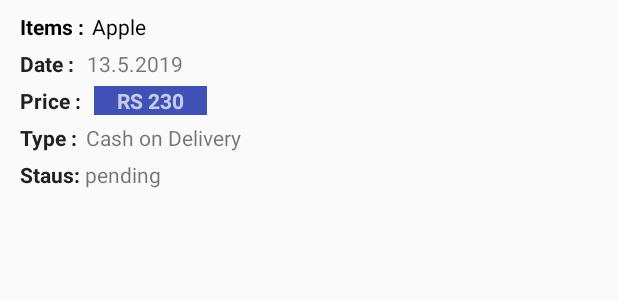
After one commit to aakashswain001/GroceBay, an Android app: the layout order_history_row.xml on its own in the app's theme, with its tools: preview values and no code run, on a phone screen of 412 x 824 dp. The commit adds this screen. Shown: the top 300 px of the screen. Run offline under Robolectric (Android 15) with nearby library versions, the phone set to English and light mode, and no system bars; network calls fail.

Commit message:
Order history complete

```diff
--- a/app/src/main/java/com/grocebay/grocebay/RegisterActivity.java
+++ b/app/src/main/java/com/grocebay/grocebay/RegisterActivity.java
@@ -124,6 +124,7 @@ public class RegisterActivity extends AppCompatActivity {
                         //hiding the progressbar after completion
                         progressBar.setVisibility(View.GONE);
                         try {
+                            Toast.makeText(RegisterActivity.this, response, Toast.LENGTH_LONG).show();
                             //converting response to json object
                             JSONObject obj = new JSONObject(response);
 
--- a/app/src/main/java/com/grocebay/grocebay/utils/URLs.java
+++ b/app/src/main/java/com/grocebay/grocebay/utils/URLs.java
@@ -2,12 +2,13 @@ package com.grocebay.grocebay.utils;
 
 public class URLs {
 
-    private static final String ROOT_URL = "http://sleepygamers.xyz/grocebay/";
+    private static final String ROOT_URL = "http://sleepygamers.xyz/grocebay";
 
 
     public static final String URL_REGISTER = ROOT_URL + "/api/user/register.php";
     public static final String URL_LOGIN = ROOT_URL + "/api/user/login.php";
     public static final String GET_PRODUCTS = ROOT_URL + "/api/products.php?apicall=get";
     public static final String ADD_ORDER = ROOT_URL + "/api/order.php?apicall=add";
+    public static final String GET_ORDERS = ROOT_URL + "/api/order.php?apicall=getuserorders&status=all&user_id=";
 
 }
--- a/app/src/main/res/layout/activity_address.xml
+++ b/app/src/main/res/layout/activity_address.xml
@@ -26,8 +26,8 @@
             android:layout_height="wrap_content"
             android:orientation="vertical"
             android:paddingLeft="24dp"
-            android:paddingTop="24dp"
-            android:paddingRight="24dp">
+            android:paddingRight="24dp"
+            android:paddingBottom="24dp">
 
             <android.support.design.widget.TextInputLayout
                 android:layout_width="match_parent"
@@ -133,7 +133,7 @@
                 android:layout_width="match_parent"
                 android:layout_height="wrap_content"
                 android:layout_marginTop="8dp"
-                android:layout_marginBottom="8dp">
+                android:layout_marginBottom="24dp">
 
                 <RadioButton
                     android:id="@+id/rb_cash"
--- /dev/null
+++ b/app/src/main/res/layout/order_history_row.xml
@@ -0,0 +1,138 @@
+<?xml version="1.0" encoding="utf-8"?>
+<LinearLayout xmlns:android="http://schemas.android.com/apk/res/android"
+    xmlns:tools="http://schemas.android.com/tools"
+    android:layout_width="match_parent"
+    android:layout_height="match_parent"
+    android:orientation="vertical">
+
+    <RelativeLayout
+        android:layout_width="match_parent"
+        android:layout_height="wrap_content"
+        android:padding="8dp">
+
+        <TextView
+            android:id="@+id/editOrderName"
+            android:layout_width="wrap_content"
+            android:layout_height="wrap_content"
+            android:layout_marginLeft="5dp"
+            android:text="Items :"
+            android:textColor="#000000"
+            android:textStyle="bold" />
+
+        <TextView
+            android:id="@+id/order_details"
+            android:layout_width="wrap_content"
+            android:layout_height="wrap_content"
+            android:layout_marginLeft="5dp"
+            android:layout_toRightOf="@+id/editOrderName"
+            android:text="Apple"
+            android:textColor="#000000" />
+
+        <TextView
+            android:id="@+id/Editorder_date"
+            android:layout_width="wrap_content"
+            android:layout_height="wrap_content"
+            android:layout_below="@id/order_details"
+            android:layout_marginLeft="5dp"
+            android:layout_marginTop="5dp"
+            android:fontFamily="sans-serif"
+            android:text="Date : "
+            android:textAppearance="@style/Base.TextAppearance.AppCompat.Small"
+            android:textColor="@color/colorPrimaryText"
+            android:textStyle="bold" />
+
+        <TextView
+            android:id="@+id/order_date"
+            android:layout_width="wrap_content"
+            android:layout_height="wrap_content"
+            android:layout_below="@id/order_details"
+            android:layout_marginLeft="5dp"
+            android:layout_marginTop="5dp"
+            android:layout_toRightOf="@+id/Editorder_date"
+            android:text="13.5.2019"
+            android:textAppearance="@style/Base.TextAppearance.AppCompat.Small" />
+
+        <TextView
+            android:id="@+id/Editorder_price"
+            android:layout_width="wrap_content"
+            android:layout_height="wrap_content"
+            android:layout_below="@id/order_date"
+            android:layout_marginLeft="5dp"
+            android:layout_marginTop="5dp"
+            android:fontFamily="sans-serif"
+            android:text="Price : "
+            android:textAppearance="@style/Base.TextAppearance.AppCompat.Small"
+            android:textColor="@color/colorPrimaryText"
+            android:textStyle="bold" />
+
+        <TextView
+            android:id="@+id/price"
+            android:layout_width="wrap_content"
+            android:layout_height="wrap_content"
+            android:layout_below="@id/order_date"
+            android:layout_marginLeft="5dp"
+            android:layout_marginTop="5dp"
+            android:layout_toRightOf="@+id/Editorder_price"
+            android:background="@color/colorPrimary"
+            android:paddingLeft="15dp"
+            android:paddingRight="15dp"
+            android:text="RS 230"
+            android:textAppearance="@style/Base.TextAppearance.AppCompat.Small.Inverse"
+            android:textStyle="bold" />
+
+        <TextView
+            android:id="@+id/Editorder_type"
+            android:layout_width="wrap_content"
+            android:layout_height="wrap_content"
+            android:layout_below="@id/price"
+            android:layout_marginLeft="5dp"
+            android:layout_marginTop="5dp"
+            android:fontFamily="sans-serif"
+            android:text="Type : "
+            android:textAppearance="@style/Base.TextAppearance.AppCompat.Small"
+            android:textColor="@color/colorPrimaryText"
+            android:textStyle="bold" />
+
+        <TextView
+            android:id="@+id/order_type"
+            android:layout_width="wrap_content"
+            android:layout_height="wrap_content"
+            android:layout_below="@id/price"
+            android:layout_marginLeft="2dp"
+            android:layout_marginTop="5dp"
+            android:layout_toRightOf="@+id/Editorder_type"
+            android:text="Cash on Delivery"
+            android:textAppearance="@style/Base.TextAppearance.AppCompat.Small" />
+
+        <TextView
+            android:id="@+id/Editdelivery_Status"
+            android:layout_width="wrap_content"
+            android:layout_height="wrap_content"
+            android:layout_below="@id/order_type"
+            android:layout_marginLeft="5dp"
+
+            android:layout_marginTop="5dp"
+            android:fontFamily="sans-serif"
+            android:text="Staus: "
+            android:textAppearance="@style/Base.TextAppearance.AppCompat.Small"
+            android:textColor="@color/colorPrimaryText"
+            android:textStyle="bold"
+            tools:ignore="UnknownId" />
+
+
+        <TextView
+            android:id="@+id/order_status"
+            android:layout_width="wrap_content"
+            android:layout_height="wrap_content"
+            android:layout_alignTop="@id/Editdelivery_Status"
+            android:layout_alignParentEnd="true"
+            android:layout_alignParentRight="true"
+            android:layout_marginEnd="25dp"
+            android:layout_marginRight="25dp"
+            android:layout_toRightOf="@+id/Editdelivery_Status"
+            android:text="pending"
+            android:textAppearance="@style/Base.TextAppearance.AppCompat.Small" />
+
+    </RelativeLayout>
+
+</LinearLayout>
```
Also changed, not shown: app/src/main/java/com/grocebay/grocebay/Order_historyAdapter.java (added, +63 -0 lines), app/src/main/java/com/grocebay/grocebay/OrdersFragment.java (+98 -0 lines), app/src/main/java/com/grocebay/grocebay/utils/Order.java (added, +68 -0 lines), app/src/main/res/layout/fragment_orders.xml (+7 -5 lines).
